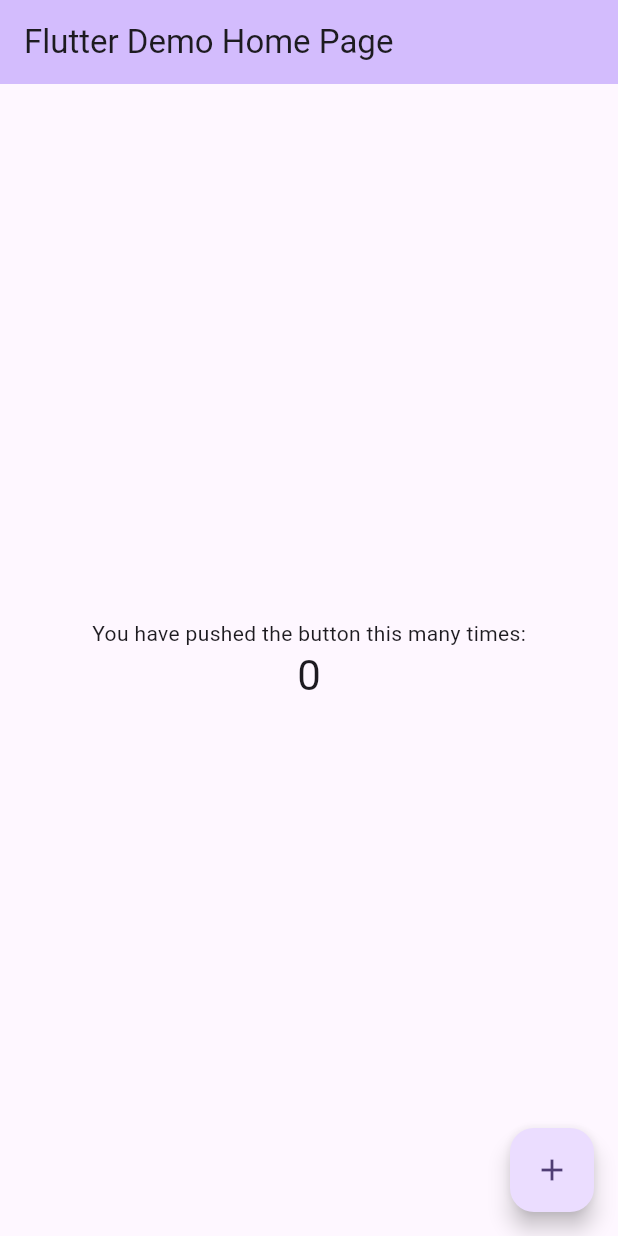
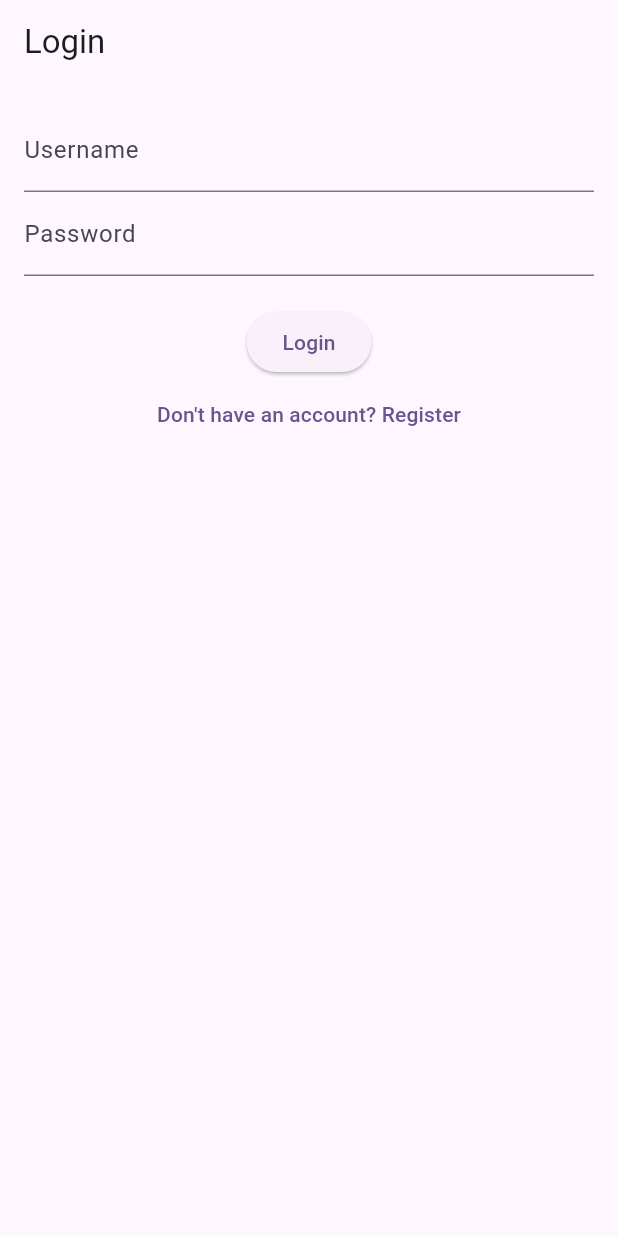
Before and after one commit to renegadik/notes-go-flutter, a Flutter app: the screen it shows after launch, on a phone screen of 412 x 824 dp. Run offline on Flutter 3.47's test engine with Material 3 defaults, Android fonts, the phone set to English and light mode, and no system bars; our stand-ins replace flutter_secure_storage.

Commit message:
fixes and add sync with flutter and api

```diff
--- a/frontend/lib/main.dart
+++ b/frontend/lib/main.dart
@@ -1,4 +1,5 @@
 import 'package:flutter/material.dart';
+import 'screens/login_screen.dart';  // <-- путь подкорректируй, если нужно
 
 void main() {
   runApp(const MyApp());
@@ -7,116 +8,15 @@ void main() {
 class MyApp extends StatelessWidget {
   const MyApp({super.key});
 
-  // This widget is the root of your application.
   @override
   Widget build(BuildContext context) {
     return MaterialApp(
-      title: 'Flutter Demo',
+      title: 'Notes App',
+      debugShowCheckedModeBanner: false,
       theme: ThemeData(
-        // This is the theme of your application.
-        //
-        // TRY THIS: Try running your application with "flutter run". You'll see
-        // the application has a purple toolbar. Then, without quitting the app,
-        // try changing the seedColor in the colorScheme below to Colors.green
-        // and then invoke "hot reload" (save your changes or press the "hot
-        // reload" button in a Flutter-supported IDE, or press "r" if you used
-        // the command line to start the app).
-        //
-        // Notice that the counter didn't reset back to zero; the application
-        // state is not lost during the reload. To reset the state, use hot
-        // restart instead.
-        //
-        // This works for code too, not just values: Most code changes can be
-        // tested with just a hot reload.
         colorScheme: ColorScheme.fromSeed(seedColor: Colors.deepPurple),
       ),
-      home: const MyHomePage(title: 'Flutter Demo Home Page'),
+      home: LoginScreen(),  // <--- запускаем именно твой экран логина
     );
   }
 }
-
-class MyHomePage extends StatefulWidget {
-  const MyHomePage({super.key, required this.title});
-
-  // This widget is the home page of your application. It is stateful, meaning
-  // that it has a State object (defined below) that contains fields that affect
-  // how it looks.
-
-  // This class is the configuration for the state. It holds the values (in this
-  // case the title) provided by the parent (in this case the App widget) and
-  // used by the build method of the State. Fields in a Widget subclass are
-  // always marked "final".
-
-  final String title;
-
-  @override
-  State<MyHomePage> createState() => _MyHomePageState();
-}
-
-class _MyHomePageState extends State<MyHomePage> {
-  int _counter = 0;
-
-  void _incrementCounter() {
-    setState(() {
-      // This call to setState tells the Flutter framework that something has
-      // changed in this State, which causes it to rerun the build method below
-      // so that the display can reflect the updated values. If we changed
-      // _counter without calling setState(), then the build method would not be
-      // called again, and so nothing would appear to happen.
-      _counter++;
-    });
-  }
-
-  @override
-  Widget build(BuildContext context) {
-    // This method is rerun every time setState is called, for instance as done
-    // by the _incrementCounter method above.
-    //
-    // The Flutter framework has been optimized to make rerunning build methods
-    // fast, so that you can just rebuild anything that needs updating rather
-    // than having to individually change instances of widgets.
-    return Scaffold(
-      appBar: AppBar(
-        // TRY THIS: Try changing the color here to a specific color (to
-        // Colors.amber, perhaps?) and trigger a hot reload to see the AppBar
-        // change color while the other colors stay the same.
-        backgroundColor: Theme.of(context).colorScheme.inversePrimary,
-        // Here we take the value from the MyHomePage object that was created by
-        // the App.build method, and use it to set our appbar title.
-        title: Text(widget.title),
-      ),
-      body: Center(
-        // Center is a layout widget. It takes a single child and positions it
-        // in the middle of the parent.
-        child: Column(
-          // Column is also a layout widget. It takes a list of children and
-          // arranges them vertically. By default, it sizes itself to fit its
-          // children horizontally, and tries to be as tall as its parent.
-          //
-          // Column has various properties to control how it sizes itself and
-          // how it positions its children. Here we use mainAxisAlignment to
-          // center the children vertically; the main axis here is the vertical
-          // axis because Columns are vertical (the cross axis would be
-          // horizontal).
-          //
-          // TRY THIS: Invoke "debug painting" (choose the "Toggle Debug Paint"
-          // action in the IDE, or press "p" in the console), to see the
-          // wireframe for each widget.
-          mainAxisAlignment: MainAxisAlignment.center,
-          children: <Widget>[
-            const Text('You have pushed the button this many times:'),
-            Text(
-              '$_counter',
-              style: Theme.of(context).textTheme.headlineMedium,
-            ),
-          ],
-        ),
-      ),
-      floatingActionButton: FloatingActionButton(
-        onPressed: _incrementCounter,
-        tooltip: 'Increment',
-        child: const Icon(Icons.add),
-      ), // This trailing comma makes auto-formatting nicer for build methods.
-    );
-  }
-}
--- /dev/null
+++ b/frontend/lib/screens/login_screen.dart
@@ -0,0 +1,77 @@
+import 'package:flutter/material.dart';
+import '../services/api_service.dart';
+import '../services/storage_service.dart';
+import 'notes_screen.dart';
+import 'register_screen.dart';
+
+class LoginScreen extends StatefulWidget {
+  @override
+  _LoginScreenState createState() => _LoginScreenState();
+}
+
+class _LoginScreenState extends State<LoginScreen> {
+  final _apiService = ApiService();
+  final _storageService = StorageService();
+
+  final _usernameController = TextEditingController();
+  final _passwordController = TextEditingController();
+
+  String? _error;
+
+  void _login() async {
+    final username = _usernameController.text;
+    final password = _passwordController.text;
+
+    final token = await _apiService.login(username, password);
+
+    if (token != null) {
+      await _storageService.saveToken(token);
+      Navigator.pushReplacement(
+        context,
+        MaterialPageRoute(builder: (_) => NotesScreen()),
+      );
+    } else {
+      setState(() {
+        _error = "Login failed. Check username and password.";
+      });
+    }
+  }
+
+  void _goToRegister() {
+    Navigator.push(
+      context,
+      MaterialPageRoute(builder: (_) => RegisterScreen()),
+    );
+  }
+
+  @override
+  Widget build(BuildContext context) {
+    return Scaffold(
+      appBar: AppBar(title: Text('Login')),
+      body: Padding(
+        padding: EdgeInsets.all(16),
+        child: Column(
+          children: [
+            if (_error != null)
+              Text(_error!, style: TextStyle(color: Colors.red)),
+            TextField(
+              controller: _usernameController,
+              decoration: InputDecoration(labelText: 'Username'),
+            ),
+            TextField(
+              controller: _passwordController,
+              obscureText: true,
+              decoration: InputDecoration(labelText: 'Password'),
+            ),
+            SizedBox(height: 20),
+            ElevatedButton(onPressed: _login, child: Text('Login')),
+            TextButton(
+              onPressed: _goToRegister,
+              child: Text("Don't have an account? Register"),
+            ),
+          ],
+        ),
+      ),
+    );
+  }
+}
--- /dev/null
+++ b/frontend/lib/services/api_service.dart
@@ -0,0 +1,46 @@
+import 'dart:convert';
+import 'package:http/http.dart' as http;
+
+class ApiService {
+  static const baseUrl = 'http://10.0.2.2:8080'; // адрес твоего бэкенда
+
+  Future<String?> login(String username, String password) async {
+    final response = await http.post(
+      Uri.parse('$baseUrl/login'),
+      headers: {'Content-Type': 'application/json'},
+      body: jsonEncode({'username': username, 'password': password}),
+    );
+
+    if (response.statusCode == 200) {
+      final data = jsonDecode(response.body);
+      return data['token']; // возвращаем JWT
+    } else {
+      return null;
+    }
+  }
+
+  Future<List<dynamic>?> register(String username, String password, String passwordConfirm) async {
+    final url = Uri.parse('$baseUrl/register');
+    final response = await http.post(
+      url,
+      headers: {'Content-Type': 'application/json'},
+      body: jsonEncode({
+        'username': username,
+        'password': password,
+        'password_confirm': passwordConfirm,
+      }),
+    );
+
+    if (response.statusCode == 200 || response.statusCode == 400) {
+      final data = jsonDecode(response.body);
+      if (data is List) {
+        return data;
+      } else {
+        return [data];
+      }
+    } else {
+      return null;
+    }
+  }
+
+}
--- /dev/null
+++ b/frontend/lib/services/storage_service.dart
@@ -0,0 +1,17 @@
+import 'package:flutter_secure_storage/flutter_secure_storage.dart';
+
+class StorageService {
+  final _storage = FlutterSecureStorage();
+
+  Future<void> saveToken(String token) async {
+    await _storage.write(key: 'jwt_token', value: token);
+  }
+
+  Future<String?> getToken() async {
+    return await _storage.read(key: 'jwt_token');
+  }
+
+  Future<void> deleteToken() async {
+    await _storage.delete(key: 'jwt_token');
+  }
+}
```
Also changed, not shown: frontend/lib/screens/notes_screen.dart (added, +11 -0 lines), frontend/lib/screens/register_screen.dart (added, +93 -0 lines), frontend/pubspec.yaml (+3 -72 lines), frontend/pubspec.lock, 1 other file.
